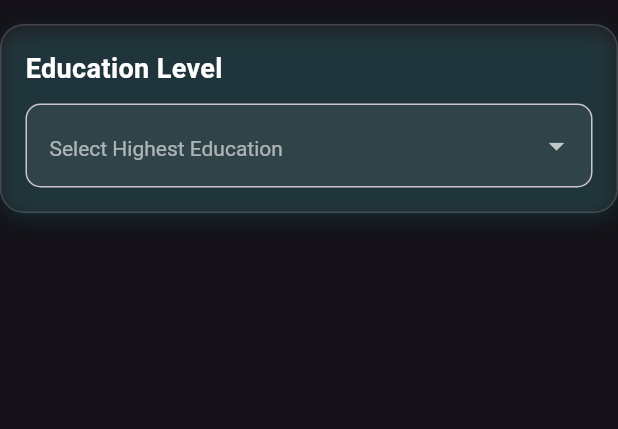
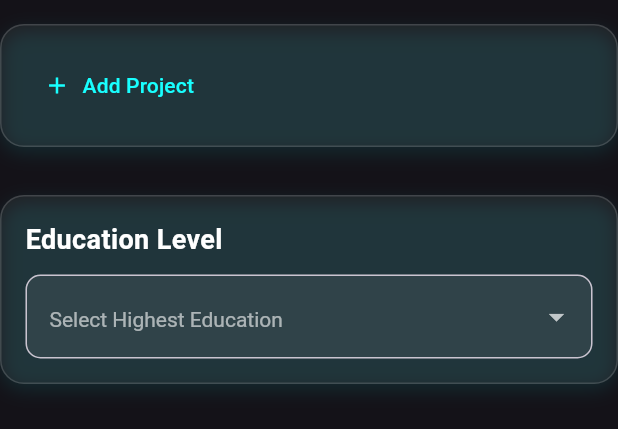
Before and after one commit to arrohisrivastava0/SynthCV, a Flutter app: the DynamicEducationSection widget shown alone on an empty page, opened directly, on a phone screen of 412 x 824 dp. Shown: the top 429 px of the screen. Run offline on Flutter 3.47's test engine with Material 3 defaults, Android fonts, the phone set to English and light mode, and no system bars; our stand-ins replace file_picker, fl_chart, flutter_dotenv, google_fonts, google_sign_in, hive and 2 more; missing offline and left inert: syncfusion_flutter_pdf, syncfusion_flutter_pdfviewer; accounts and stored records are empty; network calls fail; Roboto replaces fonts that are missing (Montserrat).

Commit message:
Fixed UI

```diff
--- a/lib/widget/manual_resume_widgets/dynamic_education_section.dart
+++ b/lib/widget/manual_resume_widgets/dynamic_education_section.dart
@@ -3,16 +3,18 @@ import 'package:synthcv/widget/buildInputField.dart';
 
 class DynamicEducationSection extends StatefulWidget {
   const DynamicEducationSection({Key? key}) : super(key: key);
+
   @override
   DynamicEducationSectionState createState() => DynamicEducationSectionState();
 }
 
-class DynamicEducationSectionState extends State<DynamicEducationSection> with AutomaticKeepAliveClientMixin{
+class DynamicEducationSectionState extends State<DynamicEducationSection>
+    with AutomaticKeepAliveClientMixin {
   @override
   bool get wantKeepAlive => true;
 
   String? _highestEducation;
-
+  List<Map<String, TextEditingController>> educationControllers = [];
   final pgDegreeController = TextEditingController();
   final pgUniController = TextEditingController();
   final pgYearController = TextEditingController();
@@ -72,6 +74,57 @@ class DynamicEducationSectionState extends State<DynamicEducationSection> with A
     );
   }
 
+  Widget _experienceFields(Map<String, TextEditingController> exp, {required bool isWork}) {
+    return Column(
+      children: [
+        buildInputField(hint: "Degree*", controller: pgDegreeController),
+        buildInputField(hint: "Institute*", controller: pgUniController),
+        buildInputField(
+            hint: "Graduation Year*", controller: pgYearController),
+        buildInputField(
+            hint: "Percentage/GPA*", controller: pgCgpaController),
+        buildInputField(hint: "Location", controller: pgCityController),
+        const SizedBox(height: 20),
+      ],
+    );
+  }
+
+  void buildSec(List<Map<String, TextEditingController>> list) {
+    list.add({
+      'role': TextEditingController(),
+      'company': TextEditingController(),
+      'start': TextEditingController(),
+      'end': TextEditingController(),
+      'description': TextEditingController(),
+    });
+    setState(() {});
+  }
+
+  Widget section(List<Widget> children) {
+    return Container(
+      margin: const EdgeInsets.symmetric(vertical: 16),
+      padding: const EdgeInsets.all(16),
+      decoration: BoxDecoration(
+        color: Colors.white.withOpacity(0.05),
+        borderRadius: BorderRadius.circular(16),
+        border: Border.all(color: Colors.white.withOpacity(0.15)),
+        boxShadow: [
+          BoxShadow(
+            color: Colors.cyanAccent.withOpacity(0.1),
+            blurRadius: 10,
+            offset: const Offset(0, 4),
+          ),
+        ],
+      ),
+      child: Column(
+        crossAxisAlignment: CrossAxisAlignment.start,
+        children: [
+          ...children,
+        ],
+      ),
+    );
+  }
+
   List<Widget> _educationFields() {
     List<Widget> fields = [];
 
@@ -82,21 +135,26 @@ class DynamicEducationSectionState extends State<DynamicEducationSection> with A
         _buildSection("Post-Graduation", [
           buildInputField(hint: "Degree*", controller: pgDegreeController),
           buildInputField(hint: "University*", controller: pgUniController),
-          buildInputField(hint: "Expected Graduation Year*", controller: pgYearController),
-          buildInputField(hint: "Percentage/GPA*", controller: pgCgpaController),
+          buildInputField(
+              hint: "Expected Graduation Year*", controller: pgYearController),
+          buildInputField(
+              hint: "Percentage/GPA*", controller: pgCgpaController),
           buildInputField(hint: "City", controller: pgCityController),
           buildInputField(hint: "State", controller: pgStateController),
         ]),
       );
     }
 
-    if (_highestEducation == "Post-Graduation" || _highestEducation == "Graduation") {
+    if (_highestEducation == "Post-Graduation" ||
+        _highestEducation == "Graduation") {
       fields.add(
         _buildSection("Graduation", [
           buildInputField(hint: "Degree*", controller: ugDegreeController),
           buildInputField(hint: "University*", controller: ugUniController),
-          buildInputField(hint: "Graduation Year*", controller: ugYearController),
-          buildInputField(hint: "Percentage/GPA*", controller: ugCgpaController),
+          buildInputField(
+              hint: "Graduation Year*", controller: ugYearController),
+          buildInputField(
+              hint: "Percentage/GPA*", controller: ugCgpaController),
           buildInputField(hint: "City", controller: ugCityController),
           buildInputField(hint: "State", controller: ugStateController),
         ]),
@@ -109,9 +167,12 @@ class DynamicEducationSectionState extends State<DynamicEducationSection> with A
       fields.add(
         _buildSection("Senior Secondary (Class 12)", [
           buildInputField(hint: "Board", controller: class12BoardController),
-          buildInputField(hint: "School Name*", controller: class12SchoolController),
-          buildInputField(hint: "Passing Year*", controller: class12YearController),
-          buildInputField(hint: "Percentage/GPA*", controller: class12PercentageController),
+          buildInputField(
+              hint: "School Name*", controller: class12SchoolController),
+          buildInputField(
+              hint: "Passing Year*", controller: class12YearController),
+          buildInputField(
+              hint: "Percentage/GPA*", controller: class12PercentageController),
           buildInputField(hint: "City", controller: class12CityController),
           buildInputField(hint: "State", controller: class12StateController),
         ]),
@@ -120,13 +181,17 @@ class DynamicEducationSectionState extends State<DynamicEducationSection> with A
 
     if (_highestEducation == "Post-Graduation" ||
         _highestEducation == "Graduation" ||
-        _highestEducation == "Senior Secondary" ||_highestEducation == "Higher Secondary") {
+        _highestEducation == "Senior Secondary" ||
+        _highestEducation == "Higher Secondary") {
       fields.add(
         _buildSection("Higher Secondary (Class 10)", [
           buildInputField(hint: "Board", controller: class10BoardController),
-          buildInputField(hint: "School Name*", controller: class10SchoolController),
-          buildInputField(hint: "Passing Year*", controller: class10YearController),
-          buildInputField(hint: "Percentage/GPA*", controller: class10PercentageController),
+          buildInputField(
+              hint: "School Name*", controller: class10SchoolController),
+          buildInputField(
+              hint: "Passing Year*", controller: class10YearController),
+          buildInputField(
+              hint: "Percentage/GPA*", controller: class10PercentageController),
           buildInputField(hint: "City", controller: class10CityController),
           buildInputField(hint: "State", controller: class10StateController),
         ]),
@@ -135,69 +200,6 @@ class DynamicEducationSectionState extends State<DynamicEducationSection> with A
 
     return fields;
   }
-
-
-  // List<Widget> _educationFields() {
-  //   List<Widget> fields = [];
-  //
-  //   if (_highestEducation == "Post-Graduation") {
-  //     fields.add(
-  //       _buildSection("Post-Graduation", [
-  //         buildInputField(hint: "Degree", controller: pgDegreeController),
-  //         buildInputField(hint: "University", controller: pgUniController),
-  //         buildInputField(hint: "Expected Graduation Year", controller: pgYearController),
-  //         buildInputField(hint: "CGPA", controller: pgCgpaController),
-  //         buildInputField(hint: "City", controller: pgCityController),
-  //         buildInputField(hint: "State", controller: pgStateController),
-  //
-  //       ]),
-  //     );
-  //   }
-  //
-  //   else if (_highestEducation == "Post-Graduation" || _highestEducation == "Graduation") {
-  //     fields.add(
-  //       _buildSection("Graduation", [
-  //         buildInputField(hint: "Degree", controller: ugDegreeController),
-  //         buildInputField(hint: "University", controller: ugUniController),
-  //         buildInputField(hint: "Graduation Year", controller: ugYearController),
-  //         buildInputField(hint: "CGPA", controller: ugCgpaController),
-  //         buildInputField(hint: "City", controller: ugCityController),
-  //         buildInputField(hint: "State", controller: ugStateController),
-  //       ]),
-  //     );
-  //   }
-  //
-  //   else if (_highestEducation == "Post-Graduation" ||
-  //       _highestEducation == "Graduation" ||
-  //       _highestEducation == "Senior Secondary") {
-  //     fields.add(
-  //       _buildSection("Senior Secondary (Class 12)", [
-  //         buildInputField(hint: "Board", controller: class12BoardController),
-  //         buildInputField(hint: "School Name", controller: class12SchoolController),
-  //         buildInputField(hint: "Passing Year", controller: class12YearController),
-  //         buildInputField(hint: "Percentage", controller: class12PercentageController),
-  //         buildInputField(hint: "City", controller: class12CityController),
-  //         buildInputField(hint: "State", controller: class12StateController),
-  //       ]),
-  //     );
-  //   }
-  //
-  //   else if(_highestEducation == "Higher Secondary"){
-  //     fields.add(
-  //       _buildSection("Higher Secondary (Class 10)", [
-  //         buildInputField(hint: "Board", controller: class10BoardController),
-  //         buildInputField(hint: "School Name", controller: class10SchoolController),
-  //         buildInputField(hint: "Passing Year", controller: class10YearController),
-  //         buildInputField(hint: "Percentage", controller: class10PercentageController),
-  //         buildInputField(hint: "City", controller: class10CityController),
-  //         buildInputField(hint: "State", controller: class10StateController),
-  //       ]),
-  //     );
-  //   }
-  //   return fields;
-  // }
-
-  // Map<String, List<Map<String, String>>>
 
   bool hasValidEducation() {
     final educationList = getEducation();
@@ -208,7 +210,7 @@ class DynamicEducationSectionState extends State<DynamicEducationSection> with A
       if (level == 'Post-Graduation' || level == 'Graduation') {
         if ((edu['degree']?.isNotEmpty ?? false) &&
             (edu['university']?.isNotEmpty ?? false) &&
-            (edu['graduation_year']?.isNotEmpty ?? false)&&
+            (edu['graduation_year']?.isNotEmpty ?? false) &&
             (edu['cgpa']?.isNotEmpty ?? false) &&
             (edu['school']?.isNotEmpty ?? false) &&
             (edu['passing_year']?.isNotEmpty ?? false) &&
@@ -216,7 +218,7 @@ class DynamicEducationSectionState extends State<DynamicEducationSection> with A
           return true;
         }
       } else if (level == 'Senior Secondary' || level == 'Higher Secondary') {
-        if ((edu['school']?.isNotEmpty ?? false)&&
+        if ((edu['school']?.isNotEmpty ?? false) &&
             (edu['passing_year']?.isNotEmpty ?? false) &&
             (edu['percentage']?.isNotEmpty ?? false)) {
           return true;
@@ -227,7 +229,6 @@ class DynamicEducationSectionState extends State<DynamicEducationSection> with A
     return false;
   }
 
-
   List<Map<String, String>> getEducation() {
     List<Map<String, String>> education = [];
 
@@ -235,13 +236,15 @@ class DynamicEducationSectionState extends State<DynamicEducationSection> with A
       education.add({
         'grade': pgCgpaController.text.trim(),
         'degree': pgDegreeController.text.trim(),
-        'location': "${pgCityController.text.trim()}, ${pgStateController.text.trim()}",
+        'location':
+            "${pgCityController.text.trim()}, ${pgStateController.text.trim()}",
         'institution': pgUniController.text.trim(),
         'graduation_year': pgYearController.text.trim(),
       });
     }
 
-    if (_highestEducation == "Post-Graduation" || _highestEducation == "Graduation") {
+    if (_highestEducation == "Post-Graduation" ||
+        _highestEducation == "Graduation") {
       education.add({
         'level': 'Graduation',
         'degree': ugDegreeController.text.trim(),
@@ -253,7 +256,9 @@ class DynamicEducationSectionState extends State<DynamicEducationSection> with A
       });
     }
 
-    if (_highestEducation == "Post-Graduation" || _highestEducation == "Graduation" || _highestEducation == "Senior Secondary" ) {
+    if (_highestEducation == "Post-Graduation" ||
+        _highestEducation == "Graduation" ||
+        _highestEducation == "Senior Secondary") {
       education.add({
         'level': 'Senior Secondary',
         'board': class12BoardController.text.trim(),
@@ -265,7 +270,10 @@ class DynamicEducationSectionState extends State<DynamicEducationSection> with A
       });
     }
 
-    if (_highestEducation == "Post-Graduation" || _highestEducation == "Graduation" || _highestEducation == "Senior Secondary"|| _highestEducation ==  "Higher Secondary"){
+    if (_highestEducation == "Post-Graduation" ||
+        _highestEducation == "Graduation" ||
+        _highestEducation == "Senior Secondary" ||
+        _highestEducation == "Higher Secondary") {
       education.add({
         'level': 'Higher Secondary',
         'board': class10BoardController.text.trim(),
@@ -286,6 +294,20 @@ Widget build(BuildContext context) {
 
     return Column(
       children: [
+        section([
+          ...educationControllers
+              .map((e) =>
+              _experienceFields(e, isWork: true)),
+          Align(
+            alignment: Alignment.centerLeft,
+            child: TextButton.icon(
+              onPressed: () => buildSec(educationControllers),
+              icon: const Icon(Icons.add, color: Colors.cyanAccent),
+              label: const Text("Add Project",
+                  style: TextStyle(color: Colors.cyanAccent)),
+            ),
+          ),
+        ]),
         _buildSection("Education Level", [
           DropdownButtonFormField<String>(
             value: _highestEducation,
@@ -301,10 +323,15 @@ Widget build(BuildContext context) {
               ),
             ),
             items: const [
-            DropdownMenuItem(value: "Post-Graduation", child: Text("Post-Graduation")),
+              DropdownMenuItem(
+                  value: "Post-Graduation", child: Text("Post-Graduation")),
               DropdownMenuItem(value: "Graduation", child: Text("Graduation")),
-            DropdownMenuItem(value: "Senior Secondary", child: Text("Senior Secondary (12th)")),
-            DropdownMenuItem(value: "Higher Secondary", child: Text("Higher Secondary (10th)")),
+              DropdownMenuItem(
+                  value: "Senior Secondary",
+                  child: Text("Senior Secondary (12th)")),
+              DropdownMenuItem(
+                  value: "Higher Secondary",
+                  child: Text("Higher Secondary (10th)")),
             ],
             onChanged: (value) {
               setState(() {
--- a/lib/widget/neon_button.dart
+++ b/lib/widget/neon_button.dart
@@ -6,11 +6,11 @@ class NeonButton extends StatelessWidget {
   final bool isLoading;
 
   const NeonButton({
-    Key? key,
+    super.key,
     required this.onPressed,
     this.text = "Submit Resume",
     this.isLoading = false,
-  }) : super(key: key);
+  });
 
   @override
   Widget build(BuildContext context) {
```
Also changed, not shown: lib/widget/manual_resume_widgets/section.dart (+5 -4 lines). Lines whose indentation alone changed are shown as unchanged.
